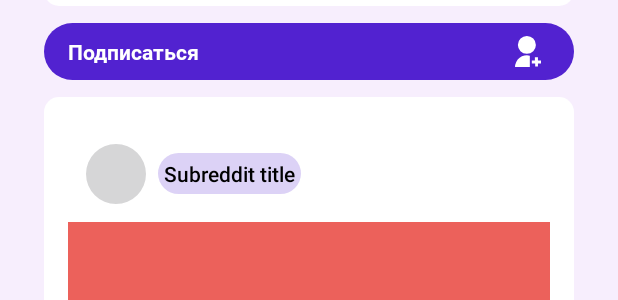
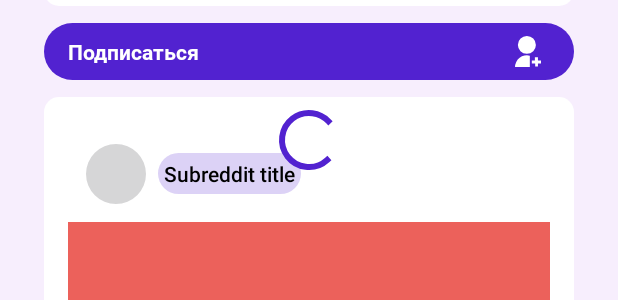
Before and after one commit to vitali58AC/reddit_client_kadchat, an Android app: the layout fragment_user.xml on its own in the app's theme, with its tools: preview values and no code run, on a phone screen of 412 x 824 dp. Shown: the part 478-778 px from the top of the screen. Run offline under Robolectric (Android 15) with nearby library versions, the phone set to English and light mode, and no system bars.

Commit message:
master Fix logout, add loader to user screens

```diff
--- a/app/src/main/java/com/kadun/kadchat/ui/intro/LoginFragment.kt
+++ b/app/src/main/java/com/kadun/kadchat/ui/intro/LoginFragment.kt
@@ -1,7 +1,6 @@
 package com.kadun.kadchat.ui.intro
 
 import android.os.Bundle
-import android.util.Log
 import android.view.LayoutInflater
 import android.view.View
 import android.view.ViewGroup
--- a/app/src/main/java/com/kadun/kadchat/ui/profile/UserViewModel.kt
+++ b/app/src/main/java/com/kadun/kadchat/ui/profile/UserViewModel.kt
@@ -22,6 +22,9 @@ class UserViewModel(
     private val _userInfoFlow = MutableSharedFlow<Data>()
     val userInfoFlow: SharedFlow<Data> get() = _userInfoFlow
 
+    private val _loadingStateFlow = MutableSharedFlow<Boolean>()
+    val loadingStateFlow: SharedFlow<Boolean> get() = _loadingStateFlow
+
     private val coroutineExceptionHandler = CoroutineExceptionHandler { _, e ->
         viewModelScope.launch { _errorStateFlow.emit(e.message) }
     }
@@ -32,8 +35,10 @@ class UserViewModel(
 
     private fun getUserInfo(author: String) =
         viewModelScope.launch(Dispatchers.IO + coroutineExceptionHandler) {
+            _loadingStateFlow.emit(true)
             userRepo.getUserInfo(author).onSuccess {
                 it.data?.let { data ->
+                    _loadingStateFlow.emit(false)
                     _userInfoFlow.emit(data)
                 }
             }
--- a/app/src/main/res/layout/fragment_user.xml
+++ b/app/src/main/res/layout/fragment_user.xml
@@ -1,5 +1,5 @@
 <?xml version="1.0" encoding="utf-8"?>
-<LinearLayout xmlns:android="http://schemas.android.com/apk/res/android"
+<androidx.constraintlayout.widget.ConstraintLayout xmlns:android="http://schemas.android.com/apk/res/android"
     xmlns:app="http://schemas.android.com/apk/res-auto"
     xmlns:tools="http://schemas.android.com/tools"
     android:layout_width="match_parent"
@@ -10,16 +10,23 @@
 
     <include
         android:id="@+id/userHeader"
-        layout="@layout/widget_header" />
+        layout="@layout/widget_header"
+        app:layout_constraintStart_toStartOf="parent"
+        app:layout_constraintTop_toTopOf="parent" />
 
     <LinearLayout
+        android:id="@+id/llUserInfo"
         android:layout_width="match_parent"
         android:layout_height="wrap_content"
         android:layout_marginHorizontal="29dp"
         android:layout_marginTop="20dp"
         android:background="@drawable/bg_ripple_white_rounded_10"
         android:orientation="vertical"
-        android:paddingBottom="14.4dp">
+        android:paddingBottom="14.4dp"
+        android:visibility="gone"
+        app:layout_constraintStart_toStartOf="parent"
+        app:layout_constraintTop_toBottomOf="@id/userHeader"
+        tools:visibility="visible">
 
         <com.google.android.material.imageview.ShapeableImageView
             android:id="@+id/ivAvatar"
@@ -82,10 +89,12 @@
         android:background="@drawable/bg_ripple_app_color_rounded_25"
         android:clickable="true"
         android:focusable="true"
-        app:layout_constraintBottom_toBottomOf="parent"
+        android:visibility="gone"
         app:layout_constraintEnd_toEndOf="parent"
         app:layout_constraintStart_toStartOf="parent"
-        tools:ignore="TouchTargetSizeCheck">
+        app:layout_constraintTop_toBottomOf="@id/llUserInfo"
+        tools:ignore="TouchTargetSizeCheck"
+        tools:visibility="visible">
 
         <TextView
             android:id="@+id/tvSubscribeButton"
@@ -102,20 +111,25 @@
             android:id="@+id/ibSubscribe"
             android:layout_width="wrap_content"
             android:layout_height="wrap_content"
+            android:layout_gravity="end"
             android:background="@drawable/bg_ripple_transparent"
             android:contentDescription="@string/subscribe_to_user"
             android:padding="22dp"
-            android:layout_gravity="end"
             tools:ignore="ImageContrastCheck"
             tools:src="@drawable/ic_subscribe_white" />
     </FrameLayout>
 
     <androidx.constraintlayout.widget.ConstraintLayout
+        android:id="@+id/clSubredditRoot"
         android:layout_width="match_parent"
         android:layout_height="wrap_content"
         android:layout_marginHorizontal="29dp"
         android:layout_marginTop="11dp"
-        android:background="@drawable/bg_ripple_white_rounded_10">
+        android:background="@drawable/bg_ripple_white_rounded_10"
+        android:visibility="gone"
+        app:layout_constraintStart_toStartOf="parent"
+        app:layout_constraintTop_toBottomOf="@+id/flSubscribe"
+        tools:visibility="visible">
 
         <LinearLayout
             android:id="@+id/llTitleRoot"
@@ -200,4 +214,18 @@
 
     </androidx.constraintlayout.widget.ConstraintLayout>
 
-</LinearLayout>
+    <ProgressBar
+        android:id="@+id/progressBar"
+        android:layout_width="wrap_content"
+        android:layout_height="wrap_content"
+        android:layout_gravity="center"
+        android:indeterminate="true"
+        android:indeterminateTint="@color/logo_color"
+        android:indeterminateTintMode="src_atop"
+        android:visibility="visible"
+        app:layout_constraintBottom_toBottomOf="parent"
+        app:layout_constraintEnd_toEndOf="parent"
+        app:layout_constraintStart_toStartOf="parent"
+        app:layout_constraintTop_toTopOf="parent" />
+
+</androidx.constraintlayout.widget.ConstraintLayout>
```
Also changed, not shown: app/src/main/java/com/kadun/kadchat/ui/intro/AuthFragment.kt (+9 -0 lines), app/src/main/java/com/kadun/kadchat/ui/profile/ProfileFragment.kt (+8 -0 lines), app/src/main/java/com/kadun/kadchat/ui/profile/ProfileViewModel.kt (+16 -8 lines), app/src/main/java/com/kadun/kadchat/ui/profile/UserFragment.kt (+8 -0 lines), app/src/main/res/layout/fragment_profile.xml (+26 -6 lines).
